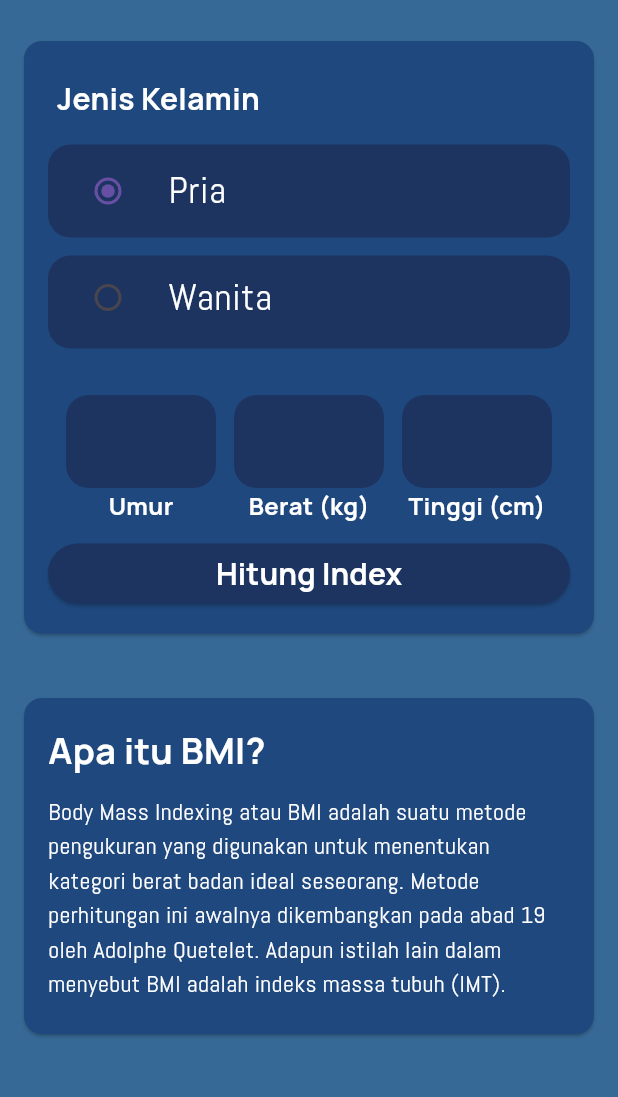
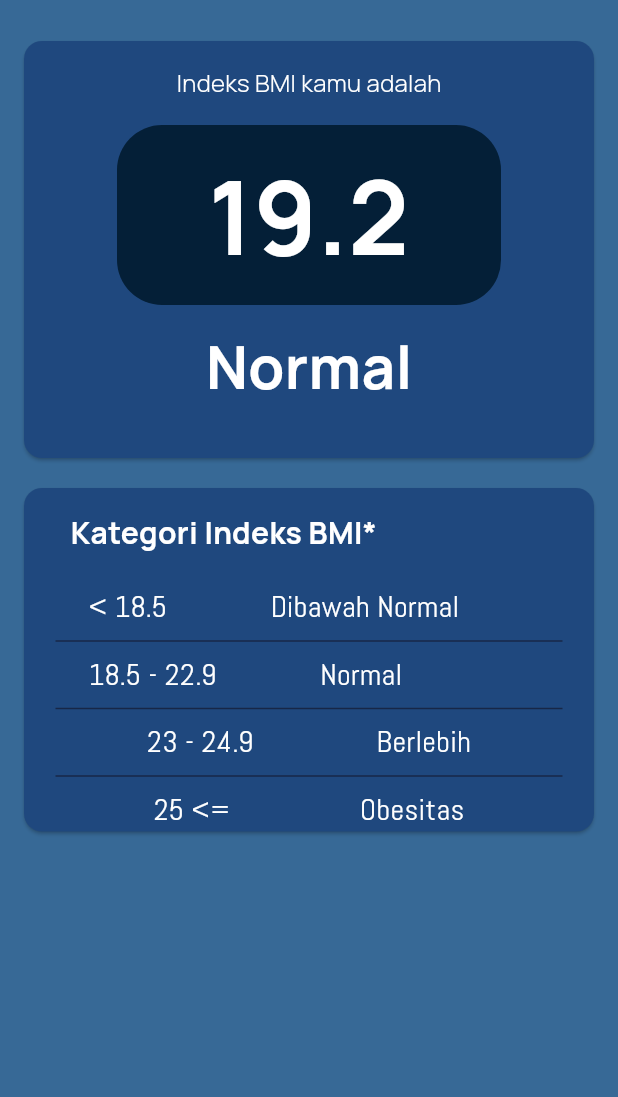
Before and after one commit to rathod006/Flutter-Project, a Flutter app: the screen it shows after launch, on a phone screen of 412 x 824 dp, the part 73-1170 px from its top. Run offline on Flutter 3.47's test engine with Material 3 defaults, Android fonts, the phone set to English and light mode, and no system bars.

Commit message:
add result screen w/ unfinished component insides

```diff
--- a/lib/home_screen.dart
+++ b/lib/home_screen.dart
@@ -1,5 +1,4 @@
 import 'package:flutter/material.dart';
-import 'package:flutter/services.dart';
 
 class HomeScreen extends StatelessWidget {
   const HomeScreen({super.key});
@@ -174,6 +173,7 @@ class TextInputForm extends StatelessWidget {
                       ),
                     ),
                   ),
+                  SizedBox(height: 4),
                   Text(
                     'Umur',
                     style: TextStyle(
@@ -210,6 +210,7 @@ class TextInputForm extends StatelessWidget {
                       ),
                     ),
                   ),
+                  SizedBox(height: 4),
                   Text(
                     'Berat (kg)',
                     style: TextStyle(
@@ -246,6 +247,7 @@ class TextInputForm extends StatelessWidget {
                       ),
                     ),
                   ),
+                  SizedBox(height: 4),
                   Text(
                     'Tinggi (cm)',
                     style: TextStyle(
--- a/lib/main.dart
+++ b/lib/main.dart
@@ -1,3 +1,4 @@
+import 'package:bmi_calculator/result_screen.dart';
 import 'package:flutter/material.dart';
 import 'package:bmi_calculator/home_screen.dart';
 
@@ -14,7 +15,7 @@ class MyApp extends StatelessWidget {
     return MaterialApp(
       title: 'Kalkulator BMI',
       theme: ThemeData(),
-      home: const HomeScreen()
+      home: const ResultScreen()
     );
   }
 }
--- /dev/null
+++ b/lib/result_screen.dart
@@ -0,0 +1,234 @@
+import 'package:flutter/material.dart';
+
+class ResultScreen extends StatelessWidget {
+  const ResultScreen ({super.key});
+
+  @override
+  Widget build(BuildContext context) {
+    return Scaffold(
+      appBar: AppBar(
+        title: Text(
+          'Kalkulator BMI',
+          style: TextStyle(
+              fontFamily: 'ManropeBold', fontSize: 32, color: Colors.white),
+        ),
+        backgroundColor: Color(0xFF376996),
+        centerTitle: true,
+      ),
+      backgroundColor: Color(0xFF376996),
+      body: SingleChildScrollView(
+        child: Column(
+          mainAxisAlignment: MainAxisAlignment.start,
+          crossAxisAlignment: CrossAxisAlignment.stretch,
+          children: <Widget>[
+            SizedBox(height: 20),
+            Card(
+              margin: const EdgeInsets.symmetric(horizontal: 16.0),
+              color: Color(0xFF1F487E),
+              child: Column(
+                mainAxisAlignment: MainAxisAlignment.center,
+                crossAxisAlignment: CrossAxisAlignment.center,
+                children: <Widget>[
+                  SizedBox(height: 16),
+                  Text(
+                      'Indeks BMI kamu adalah',
+                    style: TextStyle(
+                      fontFamily: 'Manrope',
+                      fontWeight: FontWeight.w300,
+                      fontSize: 16,
+                      color: Colors.white
+                    ),
+                  ),
+                  SizedBox(height: 17),
+                  Container(
+                    width: 256,
+                    height: 120,
+                    decoration: BoxDecoration(
+                      color: Color(0xFF041F37),
+                      borderRadius: BorderRadius.circular(30)
+                    ),
+                    child: Center(
+                      child: Text(
+                        '19.2',
+                        style: TextStyle(
+                          fontFamily: 'ManropeBold',
+                          fontSize: 68,
+                          color: Colors.white,
+                        ),
+                        textAlign: TextAlign.center,
+                      ),
+                    ),
+                  ),
+                  SizedBox(height: 13),
+                  Center(
+                    child: Text(
+                        'Normal',
+                      style: TextStyle(
+                        fontFamily: 'ManropeBold',
+                        fontSize: 39,
+                        color: Colors.white
+                      ),
+                    ),
+                  ),
+                  SizedBox(height: 33),
+                ],
+              ),
+            ),
+            SizedBox(height: 20),
+            Card(
+              margin: const EdgeInsets.symmetric(horizontal: 16.0),
+              color: Color(0xFF1F487E),
+              child: Column(
+                crossAxisAlignment: CrossAxisAlignment.start,
+                children: <Widget>[
+                  SizedBox(height: 15),
+                  Container(
+                    margin: const EdgeInsets.only(left: 31),
+                    child: Text(
+                        'Kategori Indeks BMI*',
+                      style: TextStyle(
+                        fontFamily: 'ManropeBold',
+                        fontSize: 20,
+                        color: Colors.white
+                      ),
+                      textAlign: TextAlign.start,
+                    ),
+                  ),
+                  SizedBox(height: 21),
+                  Column(
+                    children: <Widget>[
+                      Container(
+                        margin: const EdgeInsets.only(left: 43),
+                        child: Row(
+                          mainAxisAlignment: MainAxisAlignment.start,
+                          crossAxisAlignment: CrossAxisAlignment.center,
+                          children: <Widget>[
+                            Text(
+                              '< 18.5',
+                              style: TextStyle(
+                                  fontFamily: 'Abel',
+                                  fontSize: 20,
+                                  color: Colors.white
+                              ),
+                            ),
+                            SizedBox(width: 69),
+                            Text(
+                              'Dibawah Normal',
+                              textAlign: TextAlign.center,
+                              style: TextStyle(
+                                  fontFamily: 'Abel',
+                                  fontSize: 20,
+                                  color: Colors.white
+                              ),
+                            )
+                          ],
+                        ),
+                      ),
+                      Divider(
+                        color: Color(0xFF172747),
+                        thickness: 1,
+                        indent: 21,
+                        endIndent: 21,
+                      ),
+                      Container(
+                        margin: const EdgeInsets.only(left: 43),
+                        child: Row(
+                          mainAxisAlignment: MainAxisAlignment.start,
+                          crossAxisAlignment: CrossAxisAlignment.center,
+                          children: <Widget>[
+                            Text(
+                              '18.5 - 22.9',
+                              style: TextStyle(
+                                  fontFamily: 'Abel',
+                                  fontSize: 20,
+                                  color: Colors.white
+                              ),
+                            ),
+                            SizedBox(width: 69),
+                            Text(
+                              'Normal',
+                              textAlign: TextAlign.center,
+                              style: TextStyle(
+                                  fontFamily: 'Abel',
+                                  fontSize: 20,
+                                  color: Colors.white
+                              ),
+                            )
+                          ],
+                        ),
+                      ),
+                      Divider(
+                        color: Color(0xFF172747),
+                        thickness: 1,
+                        indent: 21,
+                        endIndent: 21,
+                      ),
+                      Container(
+                        // margin: const EdgeInsets.only(left: 43),
+                        child: Row(
+                          mainAxisAlignment: MainAxisAlignment.spaceEvenly,
+                          crossAxisAlignment: CrossAxisAlignment.center,
+                          children: <Widget>[
+                            Text(
+                              '23 - 24.9',
+                              style: TextStyle(
+                                  fontFamily: 'Abel',
+                                  fontSize: 20,
+                                  color: Colors.white
+                              ),
+                            ),
+                            Text(
+                              'Berlebih',
+                              textAlign: TextAlign.start,
+                              style: TextStyle(
+                                  fontFamily: 'Abel',
+                                  fontSize: 20,
+                                  color: Colors.white
+                              ),
+                            )
+                          ],
+                        ),
+                      ),
+                      Divider(
+                        color: Color(0xFF172747),
+                        thickness: 1,
+                        indent: 21,
+                        endIndent: 21,
+                      ),
+                      Container(
+                        // margin: const EdgeInsets.only(left: 43),
+                        child: Row(
+                          mainAxisAlignment: MainAxisAlignment.spaceEvenly,
+                          crossAxisAlignment: CrossAxisAlignment.center,
+                          children: <Widget>[
+                            Text(
+                              '25 <=',
+                              style: TextStyle(
+                                  fontFamily: 'Abel',
+                                  fontSize: 20,
+                                  color: Colors.white
+                              ),
+                            ),
+                            Text(
+                              'Obesitas',
+                              textAlign: TextAlign.start,
+                              style: TextStyle(
+                                  fontFamily: 'Abel',
+                                  fontSize: 20,
+                                  color: Colors.white
+                              ),
+                            )
+                          ],
+                        ),
+                      ),
+                    ],
+                  )
+                ],
+              ),
+            )
+          ],
+        ),
+      ),
+    );
+  }
+}
```
